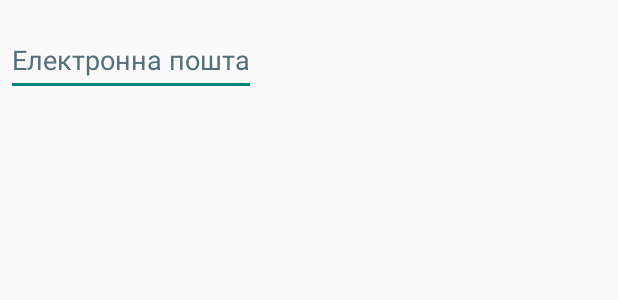
After one commit to Yura2021/Trading_platform001, an Android app: the layout fragment_recover_password_dialog.xml on its own in the app's theme, with its tools: preview values and no code run, on a phone screen of 412 x 824 dp. The commit adds this screen. Shown: the top 300 px of the screen. Run offline under Robolectric (Android 15) with nearby library versions, the phone set to English and light mode, and no system bars.

Commit message:
Add authorization backend add windows dialog recovery password v4

```diff
--- a/app/src/main/AndroidManifest.xml
+++ b/app/src/main/AndroidManifest.xml
@@ -19,6 +19,8 @@
         <activity
             android:name=".AuthorizationMenuActivity"
             android:exported="false" />
+
+
         <activity
             android:name=".MainActivity"
             android:exported="true">
--- /dev/null
+++ b/app/src/main/res/layout/fragment_recover_password_dialog.xml
@@ -0,0 +1,23 @@
+<?xml version="1.0" encoding="utf-8"?>
+<LinearLayout xmlns:android="http://schemas.android.com/apk/res/android"
+    android:orientation="vertical"
+    android:layout_width="wrap_content"
+    android:layout_height="wrap_content">
+
+
+    <EditText
+        android:id="@+id/edDialogEmail"
+        android:layout_width="match_parent"
+        android:layout_height="wrap_content"
+        android:layout_marginLeft="4dp"
+        android:layout_marginTop="16dp"
+        android:layout_marginRight="4dp"
+        android:layout_marginBottom="4dp"
+        android:hint="@string/text_email"
+        android:inputType="textEmailAddress"
+        android:minHeight="48dp"
+        android:rotation="0"
+        android:rotationY="0"
+        android:textColorHint="#546E7A"
+        android:autofillHints="" />
+</LinearLayout>
--- a/app/src/main/res/values/strings.xml
+++ b/app/src/main/res/values/strings.xml
@@ -37,5 +37,7 @@
     <string name="text_btn_Sign_in">Увійти</string>
     <string name="text_btn_Forgot_password">Забули пароль?</string>
     <string name="text_btn_Exit">Вихід</string>
+    <string name="cancel">Відміна</string>
+    <string name="signin">Вхід</string>
 
 </resources>
```
Also changed, not shown: app/src/main/java/com/example/trading_platform001/LoginFragment.java (+31 -2 lines), app/src/main/res/layout/fragment_login.xml (+7 -4 lines).
